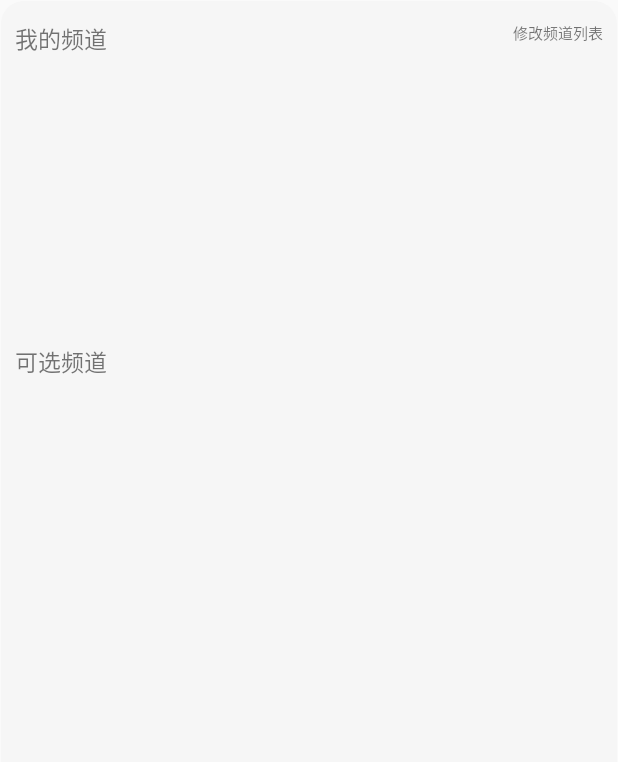
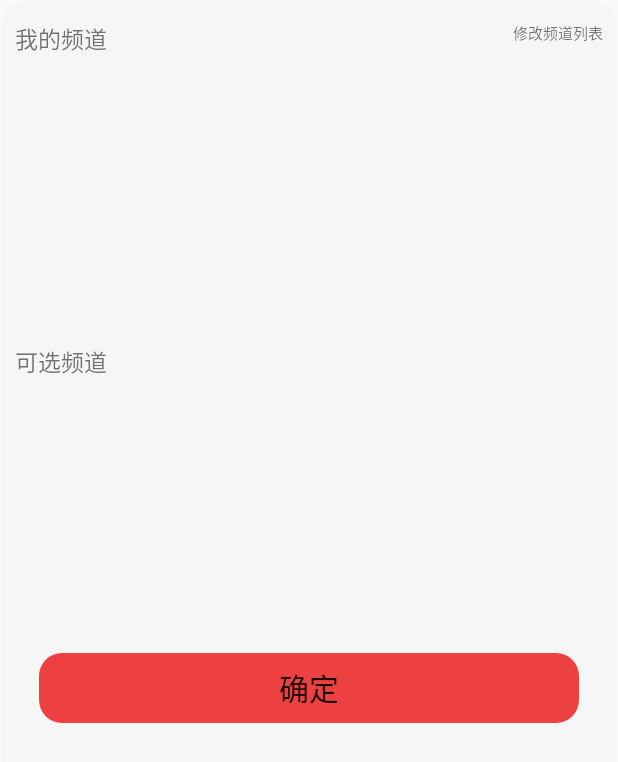
Before and after one commit to CAM1113/NewsBroswer-master, an Android app: the layout my_channel_choose.xml on its own in the app's theme, with its tools: preview values and no code run, on a phone screen of 412 x 824 dp. Shown: the top 762 px of the screen. Run offline under Robolectric (Android 15) with nearby library versions, the phone set to English and light mode, and no system bars.

Commit message:
新闻模块基本完成，但尚未添加缓存 频道对话框添加按钮，尚未添加缓存

```diff
--- a/app/src/main/java/com/example/newsbroswer/MainActivity.java
+++ b/app/src/main/java/com/example/newsbroswer/MainActivity.java
@@ -23,6 +23,7 @@ import android.view.WindowManager;
 import android.view.inputmethod.InputMethodManager;
 import android.widget.AdapterView;
 import android.widget.BaseAdapter;
+import android.widget.Button;
 import android.widget.EditText;
 import android.widget.FrameLayout;
 import android.widget.GridView;
@@ -412,6 +413,13 @@ public class MainActivity extends AppCompatActivity {
         ScrollView scrollView= (ScrollView) LayoutInflater.from(this).inflate(R.layout.my_channel_choose,null);
         GridView channelshowLayout=scrollView.findViewById(R.id.channel_show_layout);
         GridView channelchooseLayout=scrollView.findViewById(R.id.channel_choose_layout);
+        Button button=scrollView.findViewById(R.id.button);
+        button.setOnClickListener(new View.OnClickListener() {
+            @Override
+            public void onClick(View view) {
+                dialog.dismiss();
+            }
+        });
 
         final TextView channelLock=scrollView.findViewById(R.id.changeChannelliebiao);
         if(changChannelForShowLock)
--- /dev/null
+++ b/app/src/main/res/drawable/bg_button.xml
@@ -0,0 +1,12 @@
+<?xml version="1.0" encoding="UTF-8"?>
+<shape
+    xmlns:android="http://schemas.android.com/apk/res/android">
+    <solid android:color="@color/red" />
+    <stroke android:width="1dip"
+        android:color="@android:color/transparent" />
+    <corners
+        android:bottomRightRadius="15dp"
+        android:bottomLeftRadius="15dp"
+        android:topLeftRadius="15dp"
+        android:topRightRadius="15dp"/>
+</shape>
--- a/app/src/main/res/layout/my_channel_choose.xml
+++ b/app/src/main/res/layout/my_channel_choose.xml
@@ -35,6 +35,7 @@
         </LinearLayout>
 
         <GridView
+            android:overScrollMode="never"
             android:numColumns="3"
             android:layout_gravity="center"
             android:gravity="center"
@@ -56,6 +57,7 @@
         </LinearLayout>
 
         <GridView
+            android:overScrollMode="never"
             android:numColumns="3"
             android:layout_gravity="center"
             android:gravity="center"
@@ -63,5 +65,16 @@
             android:layout_width="match_parent"
             android:layout_height="182dp">
         </GridView>
+        <Button
+            android:id="@+id/button"
+            android:text="确定"
+            android:textSize="20dp"
+            android:layout_gravity="center"
+            android:gravity="center"
+            android:layout_marginLeft="15dp"
+            android:background="@drawable/bg_button"
+            android:layout_marginRight="15dp"
+            android:layout_width="match_parent"
+            android:layout_height="wrap_content" />
     </LinearLayout>
 </ScrollView>
```
Also changed, not shown: 1 other file.
